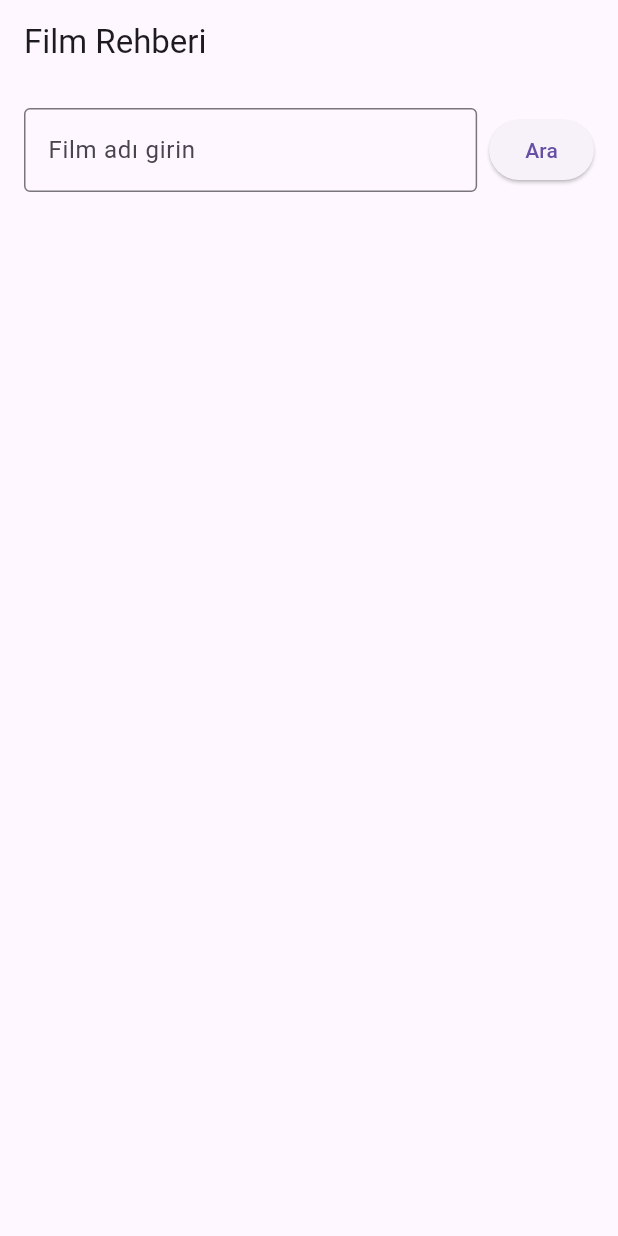
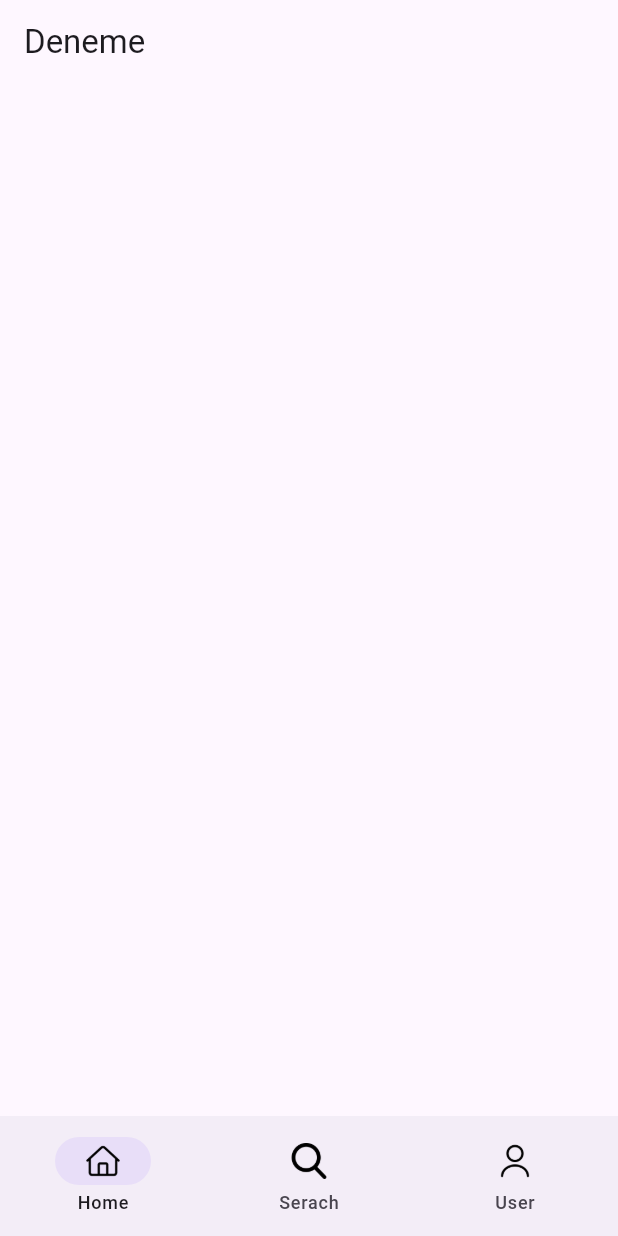
Before and after one commit to Peynir-Helvasi/flutter-exp, a Flutter app: the screen it shows after launch, on a phone screen of 412 x 824 dp. Run offline on Flutter 3.47's test engine with Material 3 defaults, Android fonts, the phone set to English and light mode, and no system bars; our stand-ins replace flutter_dotenv.

Commit message:
NavBar added
Navbar and icons added, provider used, basic router added.

```diff
--- /dev/null
+++ b/devtools_options.yaml
@@ -0,0 +1,3 @@
+description: This file stores settings for Dart & Flutter DevTools.
+documentation: https://docs.flutter.dev/tools/devtools/extensions#configure-extension-enablement-states
+extensions:
--- /dev/null
+++ b/lib/controllers/nav_controller.dart
@@ -0,0 +1,23 @@
+
+
+import 'package:flutter/material.dart';
+
+
+
+class NavController extends ChangeNotifier{
+  // index of the current page.
+  int index = 0;
+
+  //getter
+  int get currentIndex => index;
+
+  //setter
+  void setIndex (int i ){
+    if(i == index) return;
+    index = i;
+    notifyListeners();
+
+  }
+
+
+}
--- a/lib/screens/home_screen.dart
+++ b/lib/screens/home_screen.dart
@@ -1,125 +1,40 @@
-
-//used setState for state management
-
 import 'package:flutter/material.dart';
-import '../services/api.dart';
-import '../models/movie.dart';
-import './movie_detail_screen.dart';
 
 
-class HomeScreen extends StatefulWidget {
+
+class HomeScreen extends StatelessWidget {
   const HomeScreen({super.key});
 
+
   @override
-  State<HomeScreen> createState() => _HomeScreenState();
+  Widget build(BuildContext context){
+    return Scaffold(
+      appBar: AppBar(
 
-}
+      ),
+      body: Center(
 
-class _HomeScreenState extends State<HomeScreen> {
-  final TextEditingController _controller = TextEditingController();
-  List<Movie> _movies = [];
-  bool _isLoading = false;
-  String? _errorMessage;
 
-  Future<void> _searchMovies() async{
-    final query = _controller.text.trim();
 
-    if(query.isEmpty) {
-      setState(() {
-        _errorMessage = "Film Adı Griniz.";
-        _movies = [];
-      });
-      return;
-    }
+      ),
 
-    setState(() {
-      _isLoading= true;
-      _errorMessage = null;
-    });
-
-    try{
-      final movies = await ApiService.fetchMovies(query);
-      setState(() {
-        _movies = movies;
-        if (movies.isEmpty) {
-          _errorMessage = "Sonuç Bulunamadı.";
-        }
-      });
-    } catch (e) {
-      setState(() {
-        _errorMessage = "Bir hata oluştu: $e";
-      });
-    } finally {
-      setState(() {
-        _isLoading =false;
-      });
-    }
-
+   );
 
   }
 
-@override
-Widget build(BuildContext context) {
-    return Scaffold(
-      appBar: AppBar(title: const Text("Film Rehberi")),
-      body: Padding(
-        padding: const EdgeInsets.all(16.0),
-        child: Column(
-          children: [
-            Row(
-              children: [
-                Expanded(
-                  child: TextField(
-                    controller: _controller,
-                    decoration: const InputDecoration(
-                      labelText: "Film adı girin",
-                      border: OutlineInputBorder(),
-                    ),
-                  ),
-                ),
-                const SizedBox(width: 8),
-                ElevatedButton(
-                  onPressed: _searchMovies,
-                  child: const Text("Ara"),
-                ),
-              ],
-            ),
-            const SizedBox(height: 20),
 
-            // İçerik
-            Expanded(
-              child: _isLoading
-                  ? const Center(child: CircularProgressIndicator())
-                  : _errorMessage != null
-                      ? Center(child: Text(_errorMessage!))
-                      : ListView.builder(
-                          itemCount: _movies.length,
-                          itemBuilder: (context, index) {
-                            final movie = _movies[index];
-                            return ListTile(
-                              leading: movie.poster.isNotEmpty
-                                ? Image.network(movie.poster, width: 50, fit: BoxFit.cover)
-                                : const Icon(Icons.movie, size: 40),
-                              title: Text(movie.title),
-                              subtitle: Text(movie.year),
-                              onTap: () { // 👈 BURAYA EKLEDİK
-                                Navigator.push(
-                                  context,
-                                  MaterialPageRoute(
-                                    builder: (_) => MovieDetailScreen(imdbID: movie.imdbID),
-                                    ),
-                                );
-                              },
-                            );
-                          },
-              ),
 
-            ),
-          ],
-        ),
-      ),
-    );
-  }
+
+
+
+
+
+
+
+
+
+
+
 
 
 }
--- /dev/null
+++ b/lib/screens/profile_screen.dart
@@ -0,0 +1 @@
+// profile screen will show up.
--- /dev/null
+++ b/lib/screens/search_screen.dart
@@ -0,0 +1 @@
+//search scrreen will show up
--- a/lib/services/api.dart
+++ b/lib/services/api.dart
@@ -3,15 +3,22 @@
 import 'dart:convert';
 import 'package:http/http.dart' as http;
 import '../models/movie.dart';
+import 'package:flutter_dotenv/flutter_dotenv.dart';
 
 class ApiService{
 
-  //kütüphane yüklemesi başarısız olduğu için burdan kullanulmaya devam ediliyor. daha sonrasında env den çekilecekk !!!!!
-  static const String _baseUrl = "http://www.omdbapi.com/";
-  static const String _apiKey = "";
 
 
-  //search f
+  static final String _baseUrl = dotenv.env['APİ_URL'] ?? '';
+  static final String _apiKey = dotenv.env['API_KEY'] ?? '';
+
+  static void printF(){
+    print(_baseUrl);
+    print(_apiKey);
+  }
+
+
+  //search for titles
   static Future<List<Movie>> fetchMovies(String query) async{
     final url = Uri.parse("$_baseUrl?apikey=$_apiKey&s=$query");
 
@@ -37,7 +44,7 @@ class ApiService{
 
  }
 
-  //search F
+  //search for details
    static Future<Movie> fetchMovieDetail(String imdbID) async {
     final url = Uri.parse("$_baseUrl?apikey=$_apiKey&i=$imdbID");
 
--- /dev/null
+++ b/lib/shell.dart
@@ -0,0 +1,48 @@
+import 'package:flutter/material.dart';
+import 'package:provider/provider.dart';
+import 'controllers/nav_controller.dart';
+import 'screens/home_screen.dart';
+
+
+class HomeShell extends StatelessWidget{
+  const HomeShell({super.key});
+
+
+  @override
+  Widget build(BuildContext context) {
+    final nav = context.watch<NavController>();
+
+
+    return Scaffold(
+      appBar: AppBar(
+        title: Text("Deneme"),
+      ),
+      body: IndexedStack(
+        index: nav.index,
+        children: [
+          HomeScreen(),
+          Center(child: Text('Search')),   // geçici placeholder
+          Center(child: Text('Profile')),  // geçici placeholder
+        ],
+      ),
+      bottomNavigationBar: NavigationBar(
+        selectedIndex: nav.index,
+        onDestinationSelected: context.read<NavController>().setIndex,
+        destinations: [
+          NavigationDestination(
+            icon: Image.asset("assets/icons/homepage.png", width: 24, height: 24),
+            label: "Home"),
+          NavigationDestination(
+            icon: Image.asset("assets/icons/search.png", width: 24, height: 24,),
+            label: "Serach"),
+          NavigationDestination(
+            icon: Image.asset("assets/icons/user.png", width: 24, height: 24),
+            label: "User"),
+        ],
+      ),
+    );
+
+
+  }
+
+}
```
Also changed, not shown: lib/main.dart (+12 -5 lines), pubspec.yaml (+6 -1 lines), assets/icons/homepage.png (added), assets/icons/search.png (added), assets/icons/user.png (added).
